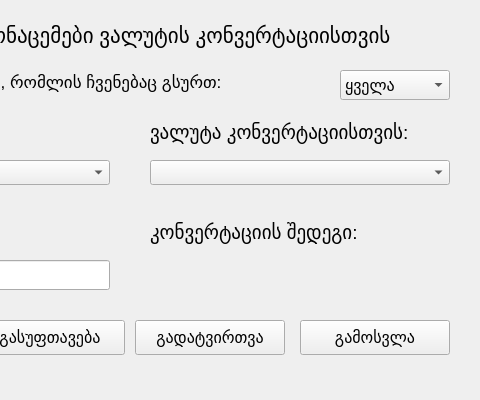
Qt form Assignment_2/app.ui (CodeVnebula/IT-academy) before a commit; both pictures show x 220 to 700 and y 0 to 400 of the 700 by 400 pixel window.
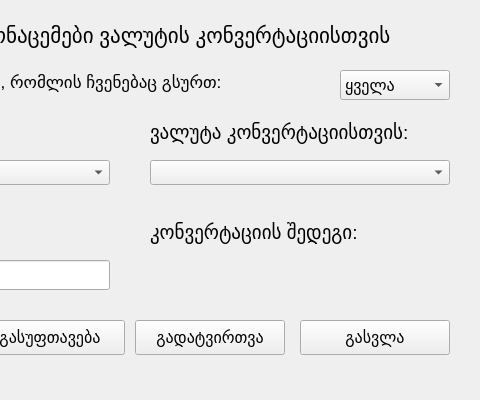
The same form after that commit.

Commit message: Modify logout button

```diff
--- a/Assignment_2/app.ui
+++ b/Assignment_2/app.ui
@@ -349,7 +349,7 @@
        </font>
       </property>
       <property name="text">
-       <string>გამოსვლა</string>
+       <string>გასვლა</string>
       </property>
      </widget>
      <widget class="QLabel" name="result_label">
```
